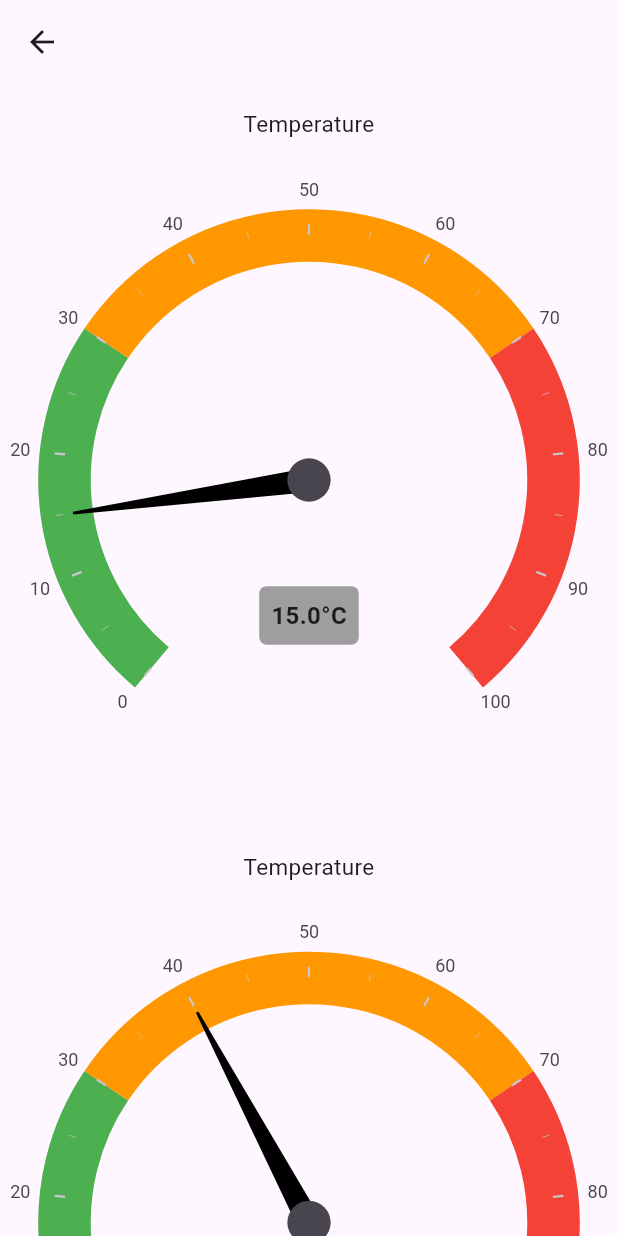
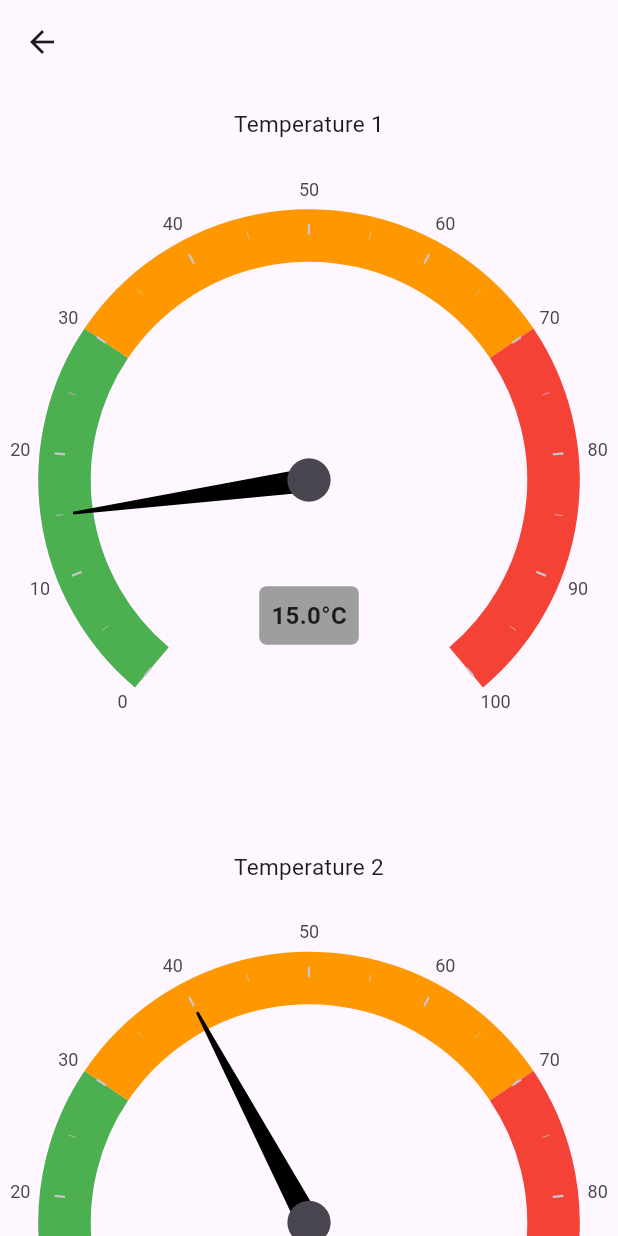
Before and after one commit to Upside-Solutions-Pvt-Ltd/upside_component_lib, a Flutter app: the RadialGaugeScreen screen opened directly, on a phone screen of 412 x 824 dp. Run offline on Flutter 3.47's test engine with Material 3 defaults, Android fonts, the phone set to English and light mode, and no system bars; drawn by our look-alikes of syncfusion_flutter_gauges; our stand-ins replace flutter_svg, plugin_platform_interface, table_calendar, web.

Commit message:
add name to gauge

```diff
--- a/example/lib/component/radial_gauge_screen.dart
+++ b/example/lib/component/radial_gauge_screen.dart
@@ -6,7 +6,14 @@ class RadialGaugeScreen extends StatelessWidget {
 
   @override
   Widget build(BuildContext context) {
-    List<double> temperatureValues = [15, 40, 75, 90, 34, 67];
+    Map<String, double> temperatureValues = {
+      "Temperature 1": 15,
+      "Temperature 2": 40,
+      "Temperature 3": 75,
+      "Temperature 4": 90,
+      "Temperature 5": 34,
+      "Temperature 6": 67,
+    };
     return Scaffold(
       appBar: AppBar(),
       body: GridView.builder(
@@ -19,11 +26,12 @@ class RadialGaugeScreen extends StatelessWidget {
         ),
         itemBuilder: (context, index) {
           return RadialGauge(
+            title: temperatureValues.keys.elementAt(index),
             firstPhaseStartValue: 0,
             secondPhaseStartValue: 30,
             thirdPhaseStartValue: 70,
             thirdPhaseEndValue: 100,
-            value: temperatureValues[index],
+            value: temperatureValues.values.elementAt(index),
           );
         },
         itemCount: temperatureValues.length,
--- a/lib/ui/component/gauges/radial_gauge.dart
+++ b/lib/ui/component/gauges/radial_gauge.dart
@@ -7,9 +7,11 @@ class RadialGauge extends StatefulWidget {
   final double thirdPhaseStartValue;
   final double thirdPhaseEndValue;
   final double value;
+  final String title;
 
   const RadialGauge({
     super.key,
+    required this.title,
     required this.value,
     required this.firstPhaseStartValue,
     required this.secondPhaseStartValue,
@@ -27,7 +29,7 @@ class _RadialGaugeState extends State<RadialGauge> {
     return LayoutBuilder(
       builder: (context, constraints) {
         return SfRadialGauge(
-          title: GaugeTitle(text: 'Temperature'),
+          title: GaugeTitle(text: widget.title),
           axes: [
             RadialAxis(
               minimum: widget.firstPhaseStartValue,
```
